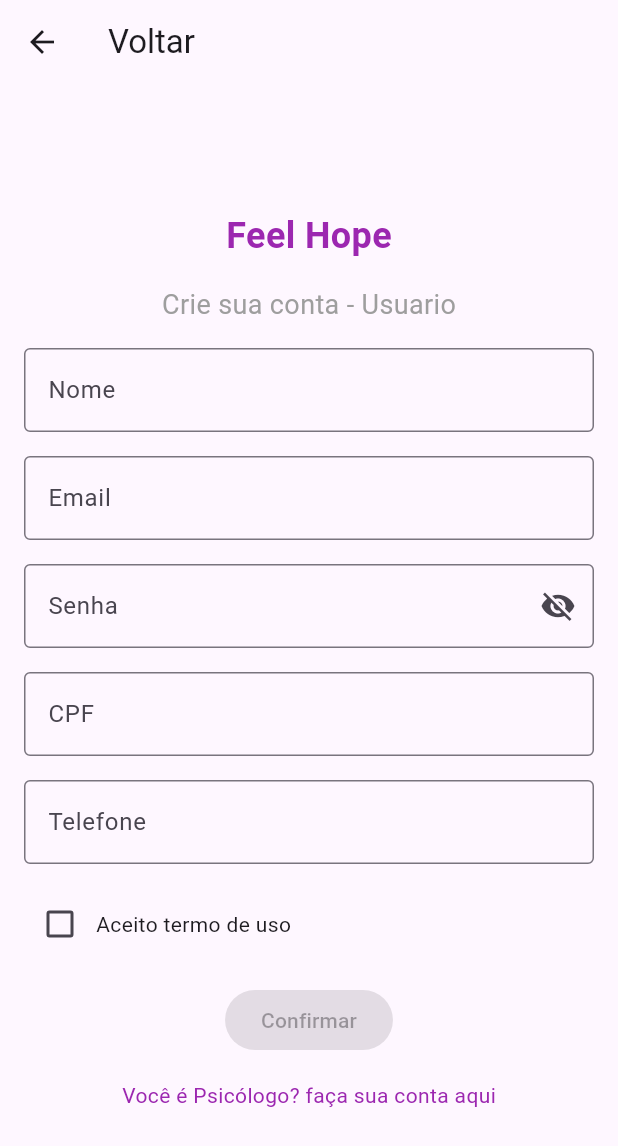
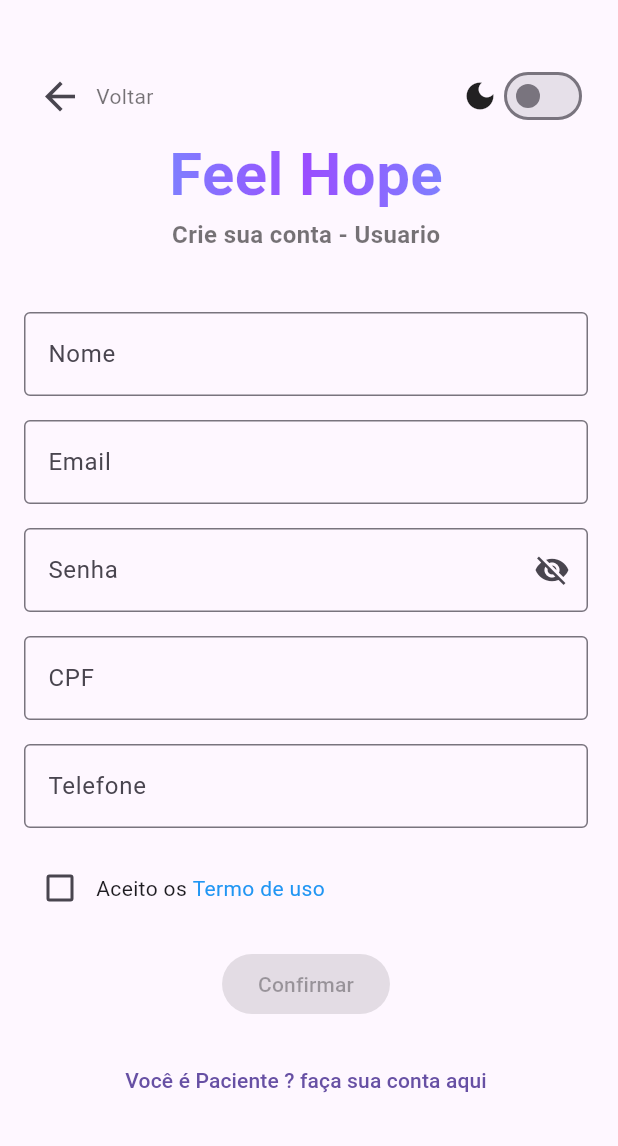
Before and after one commit to DaviTaiyo/FeelHope-FrontEnd, a Flutter app: the screen it shows after launch, after a tap on "Cadastrar-se", on a phone screen of 412 x 824 dp. Shown: the top 1146 px of the screen. Run offline on Flutter 3.47's test engine with Material 3 defaults, Android fonts, the light colour scheme and no system bars; our stand-ins replace dio; accounts and stored records are empty.

Commit message:
componentes
tetfield logo switchTheme e inputtext

```diff
--- /dev/null
+++ b/lib/components/gradient_textField.dart
@@ -0,0 +1,44 @@
+import 'package:flutter/material.dart';
+
+class GradientTextField extends StatelessWidget {
+  final String hintText;
+  final bool obscureText;
+  final TextEditingController controller;
+
+  GradientTextField({
+    required this.hintText,
+    this.obscureText = false,
+    TextEditingController? controller,
+  }) : controller = controller ?? TextEditingController();
+
+  @override
+  Widget build(BuildContext context) {
+    return Container(
+      decoration: BoxDecoration(
+        gradient: LinearGradient(
+          colors: [
+            Color(0xFF7F7FFF).withOpacity(0.6),
+            Color(0xFF9A4DFF).withOpacity(0.6),
+            Color(0xFF7F7FFF).withOpacity(0.6),
+          ],
+          begin: Alignment.topLeft,
+          end: Alignment.bottomRight,
+        ),
+        borderRadius: BorderRadius.circular(10),
+      ),
+      child: TextField(
+        controller: controller,
+        obscureText: obscureText,
+        decoration: InputDecoration(
+          hintText: hintText,
+          hintStyle: TextStyle(color: Colors.white),
+          border: InputBorder.none,
+          contentPadding: EdgeInsets.symmetric(horizontal: 16, vertical: 12),
+        ),
+        style: TextStyle(color: Colors.white),
+      ),
+    );
+  }
+}
+
+//finalizar posteriormente
--- /dev/null
+++ b/lib/components/logoText.dart
@@ -0,0 +1,16 @@
+import 'package:feelhope/components/gradiente_text.dart';
+import 'package:flutter/material.dart';
+
+class Logotext extends StatelessWidget {
+  const Logotext({super.key});
+
+  @override
+  Widget build(BuildContext context) {
+    return GradienteText(
+      text: "Feel Hope",
+      gradient: LinearGradient(
+          colors: [Color(0xFF7F7FFF), Color(0xFF9A4DFF), Color(0xFF7F7FFF)]),
+      style: TextStyle(fontSize: 40, fontWeight: FontWeight.bold),
+    );
+  }
+}
--- /dev/null
+++ b/lib/components/switchTheme.dart
@@ -0,0 +1,17 @@
+import 'package:flutter/material.dart';
+import 'package:provider/provider.dart';
+import 'themeNotifier.dart';
+
+class ThemeSwitch extends StatelessWidget {
+
+  @override
+  Widget build(BuildContext context) {
+    final themeNotifier = Provider.of<ThemeNotifier>(context);
+    return Row(
+                  children: [
+                    Icon(themeNotifier.isDarkMode ? Icons.light_mode : Icons.dark_mode),
+                    Switch(value: themeNotifier.isDarkMode, onChanged: (value) {themeNotifier.toggleTheme();}),
+                  ],
+                );
+  }
+}
--- a/lib/presentation/views/loginScreen.dart
+++ b/lib/presentation/views/loginScreen.dart
@@ -1,5 +1,8 @@
+import 'package:feelhope/components/gradient_textField.dart';
 import 'package:feelhope/components/gradiente_button.dart';
 import 'package:feelhope/components/gradiente_text.dart';
+import 'package:feelhope/components/logoText.dart';
+import 'package:feelhope/components/switchTheme.dart';
 import 'package:feelhope/components/themeNotifier.dart';
 import 'package:feelhope/presentation/views/forgotPasswordScreen.dart';
 import 'package:feelhope/presentation/views/homePagePsyScreen.dart';
@@ -29,23 +32,14 @@ class _LoginscreenState extends State<Loginscreen> {
             child: Column(
               crossAxisAlignment: CrossAxisAlignment.start,
               children: [
-                SizedBox(height: 30),
-                Row(
-                  children: [
-                    Spacer(),
-                    Icon(themeNotifier.isDarkMode ? Icons.light_mode : Icons.dark_mode),
-                    Switch(value: themeNotifier.isDarkMode, onChanged: (value) {themeNotifier.toggleTheme();}),
-                  ],
-                ),
-                SizedBox(
-                    height: 40,
+                SizedBox(height: 20),
+                  Row(
+                    children: [
+                      Spacer(),
+                      ThemeSwitch(),
+                    ],
                   ),
-                  GradienteText(
-                    text: "Feel Hope",
-                    gradient: LinearGradient(
-                        colors: [Color(0xFF7F7FFF), Color(0xFF9A4DFF), Color(0xFF7F7FFF)]),
-                    style: TextStyle(fontSize: 40, fontWeight: FontWeight.bold),
-                  ),
+                  Logotext(),
                   Text("Vai se tratar main yasuo dos infernos", style: TextStyle(fontSize: 16, color: themeNotifier.isDarkMode ? Colors.white54 : Colors.black54, fontWeight: FontWeight.bold),),
                 Column(
                     crossAxisAlignment: CrossAxisAlignment.center,
@@ -61,6 +55,8 @@ class _LoginscreenState extends State<Loginscreen> {
                         ),
                       ),
                       SizedBox(height: 20),
+                      GradientTextField(hintText: "E-mail"),
+                      SizedBox(height: 10,),
                       TextField(
                         controller: _passwordController,
                         obscureText: !showPassword,
--- a/lib/presentation/views/userRegistrationScreen.dart
+++ b/lib/presentation/views/userRegistrationScreen.dart
@@ -1,13 +1,17 @@
+import 'package:feelhope/components/gradiente_text.dart';
+import 'package:feelhope/components/logoText.dart';
+import 'package:feelhope/components/switchTheme.dart';
+import 'package:feelhope/components/themeNotifier.dart';
 import 'package:feelhope/presentation/views/psychologistRegistrationScreen.dart';
 import 'package:flutter/material.dart';
-
+import 'package:provider/provider.dart';
 
 class UserRegistrationScreen extends StatefulWidget {
   @override
   State<UserRegistrationScreen> createState() => _UserRegistrationScreenState();
 }
 
-class _UserRegistrationScreenState extends State <UserRegistrationScreen>  {
+class _UserRegistrationScreenState extends State<UserRegistrationScreen> {
   bool _isTermsAccepted = false;
   bool _showPassword = false;
 
@@ -36,41 +40,50 @@ class _UserRegistrationScreenState extends State <UserRegistrationScreen>  {
 
   @override
   Widget build(BuildContext context) {
+    final themeNotifier = Provider.of<ThemeNotifier>(context);
+
     return Scaffold(
-      appBar: AppBar(
-        title: Text("Voltar"),
-        leading: IconButton(
-          icon: Icon(Icons.arrow_back),
+        body: SingleChildScrollView(
+      child: Padding(
+        padding: const EdgeInsets.fromLTRB(16, 40, 20, 20),
+        child: Column(
+          children: [
+            Row(
+              children: [
+                IconButton(
                   onPressed: () {
                     Navigator.pop(context);
                   },
+                  icon: Icon(Icons.arrow_back),
+                  iconSize: 30,
+                ),
+                Text(
+                  "Voltar",
+                  style: TextStyle(
+                    color: themeNotifier.isDarkMode
+                        ? Colors.white54
+                        : Colors.black54,
                   ),
                 ),
-      body: Padding(
-        padding: const EdgeInsets.all(16.0),
-        child: Center(
-          child: SingleChildScrollView(
+                Spacer(),
+                ThemeSwitch(),
+              ],
+            ),
+            Center(
               child: Column(
                 mainAxisAlignment: MainAxisAlignment.center,
                 children: [
-                Text(
-                  'Feel Hope',
-                  style: TextStyle(
-                    fontSize: 24,
-                    fontWeight: FontWeight.bold,
-                    color: Colors.purple
-                  ),
-                ),
-                SizedBox(height: 16),
+                  Logotext(),
                   Text(
                     "Crie sua conta - Usuario",
-
                     style: TextStyle(
-                    fontSize: 18,
-                    color: Colors.grey
+                        fontSize: 16,
+                        color: themeNotifier.isDarkMode
+                            ? Colors.white54
+                            : Colors.black54,
+                        fontWeight: FontWeight.bold),
                   ),
-                ),
-                SizedBox(height: 16),
+                  SizedBox(height: 40),
                   TextField(
                     decoration: InputDecoration(
                       labelText: "Nome",
@@ -91,15 +104,16 @@ class _UserRegistrationScreenState extends State <UserRegistrationScreen>  {
                         border: OutlineInputBorder(),
                         suffixIcon: IconButton(
                           icon: Icon(
-                        _showPassword ? Icons.visibility : Icons.visibility_off,
+                            _showPassword
+                                ? Icons.visibility
+                                : Icons.visibility_off,
                           ),
                           onPressed: () {
                             setState(() {
                               _showPassword = !_showPassword;
                             });
                           },
-                    )
-                  ),
+                        )),
                     obscureText: !_showPassword,
                   ),
                   SizedBox(height: 16),
@@ -127,7 +141,15 @@ class _UserRegistrationScreenState extends State <UserRegistrationScreen>  {
                           });
                         },
                       ),
-                    Text("Aceito termo de uso")
+                      Row(
+                        children: [
+                          Text("Aceito os "),
+                          Text(
+                            "Termo de uso",
+                            style: TextStyle(color: Colors.blue),
+                          ),
+                        ],
+                      )
                     ],
                   ),
                   SizedBox(height: 16),
@@ -136,25 +158,22 @@ class _UserRegistrationScreenState extends State <UserRegistrationScreen>  {
                     child: Text("Confirmar"),
                   ),
                   SizedBox(height: 16),
-                GestureDetector(
-                  onTap: () {Navigator.push(
-                    context, MaterialPageRoute(
-                      builder: (context) => PsychologistRegisterScreen()
-                    ),
+                  TextButton(
+                      onPressed: () {
+                        Navigator.push(
+                          context,
+                          MaterialPageRoute(
+                              builder: (context) =>
+                                  PsychologistRegisterScreen()),
                         );
                       },
-                child: Text(
-                  "Você é Psicólogo? faça sua conta aqui",
-                  style: TextStyle(
-                    color: Colors.purple,
-                    ),
+                      child: Text("Você é Paciente ? faça sua conta aqui"))
+                ],
               ),
             ),
           ],
         ),
       ),
-        ),
-      )
-    );
+    ));
   }
 }
```
Also changed, not shown: lib/presentation/views/forgotPasswordScreen.dart (+51 -10 lines), lib/presentation/views/psychologistRegistrationScreen.dart (+52 -29 lines). Lines whose indentation alone changed are shown as unchanged.
